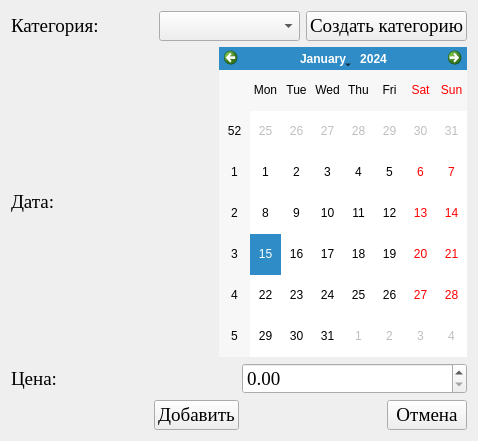
This is ui/new_note_window.ui in SwiftyKey/CostAccounting as Qt 5 draws it before an edit. The edited form follows.
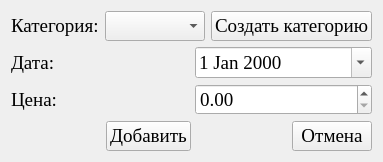
This is the edited form.

The edit to the form file:
```diff
--- a/ui/new_note_window.ui
+++ b/ui/new_note_window.ui
@@ -6,8 +6,8 @@
    <rect>
     <x>0</x>
     <y>0</y>
-    <width>478</width>
-    <height>441</height>
+    <width>374</width>
+    <height>156</height>
    </rect>
   </property>
   <property name="windowTitle">
@@ -70,20 +70,17 @@
       </widget>
      </item>
      <item>
-      <spacer name="horizontalSpacer">
-       <property name="orientation">
-        <enum>Qt::Horizontal</enum>
+      <widget class="QDateEdit" name="select_date">
+       <property name="font">
+        <font>
+         <family>Times New Roman</family>
+         <pointsize>14</pointsize>
+        </font>
        </property>
-       <property name="sizeHint" stdset="0">
-        <size>
-         <width>40</width>
-         <height>20</height>
-        </size>
+       <property name="calendarPopup">
+        <bool>true</bool>
        </property>
-      </spacer>
-     </item>
-     <item>
-      <widget class="QCalendarWidget" name="select_date"/>
+      </widget>
      </item>
     </layout>
    </item>
```
